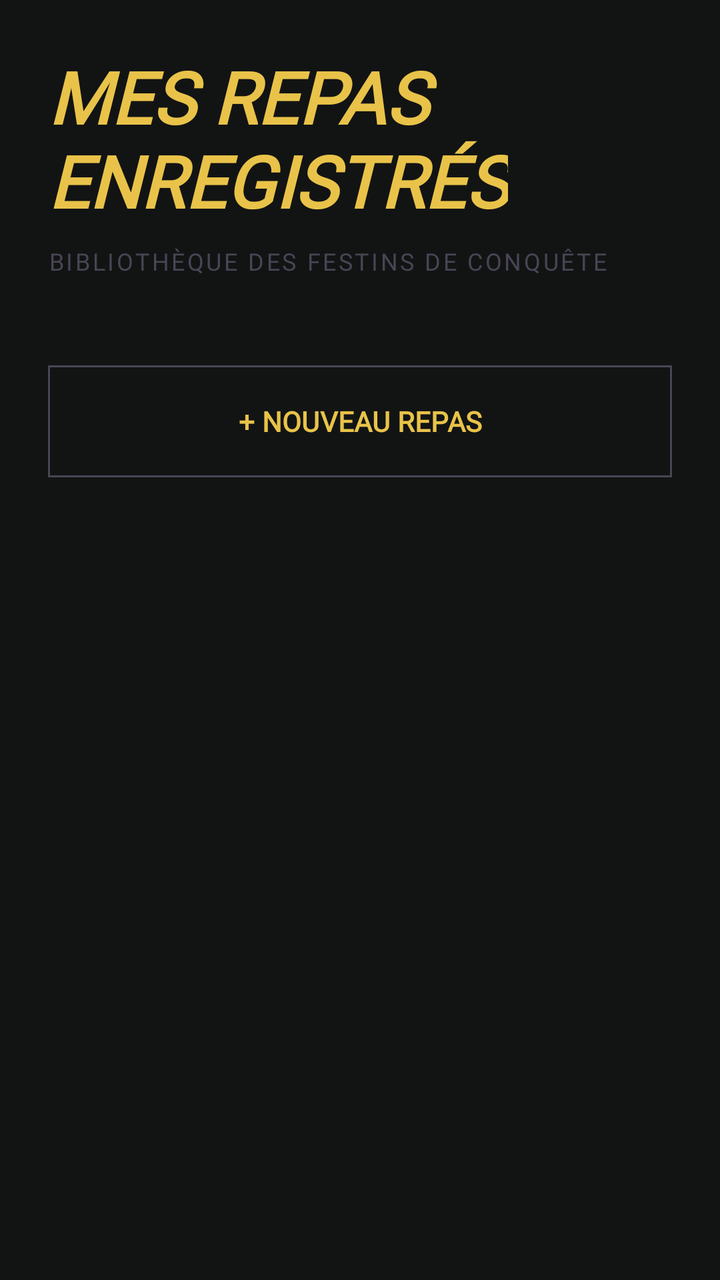
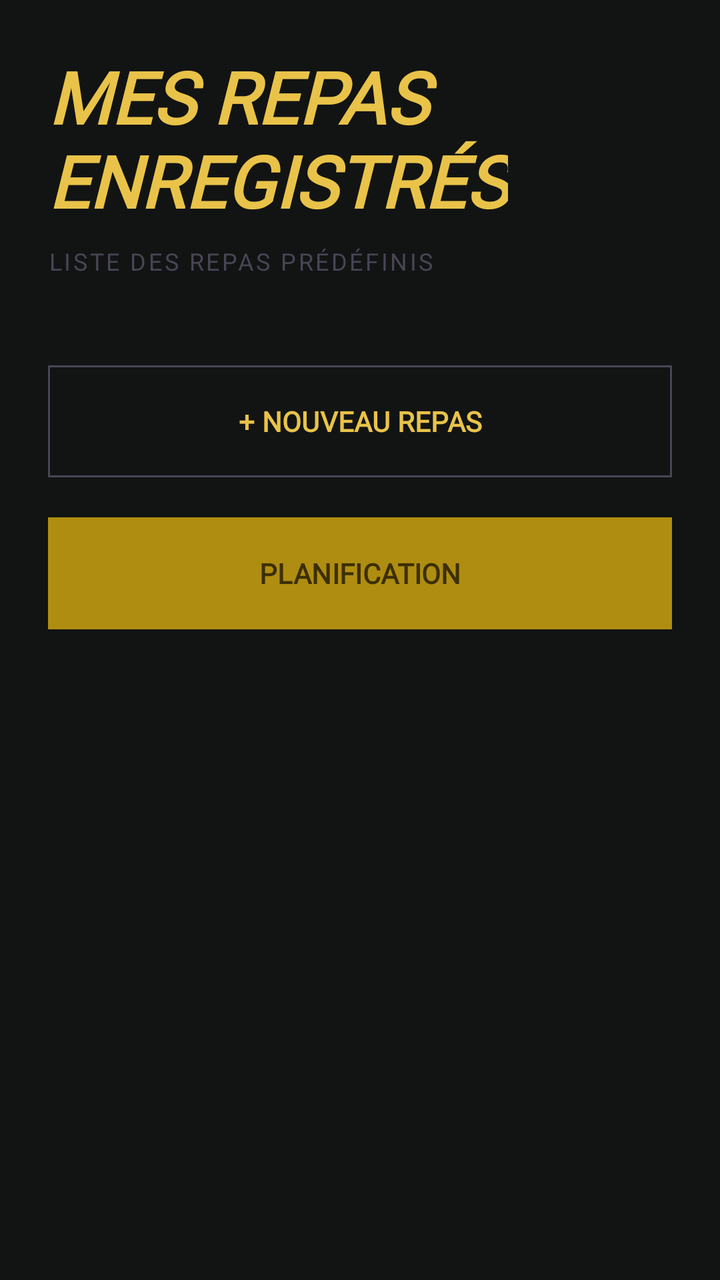

Screens rendered from an Android XML layout before and after an edit, with the pre-edit source and the edit as a unified diff.
<!-- AndroidManifest.xml: application theme Theme.OlympusFront -->
<!-- res/layout/fragment_meals.xml -->
<?xml version="1.0" encoding="utf-8"?>
<androidx.core.widget.NestedScrollView xmlns:android="http://schemas.android.com/apk/res/android"
    xmlns:app="http://schemas.android.com/apk/res-auto"
    android:layout_width="match_parent"
    android:layout_height="match_parent"
    android:background="@color/surface">

    <androidx.constraintlayout.widget.ConstraintLayout
        android:layout_width="match_parent"
        android:layout_height="wrap_content"
        android:padding="24dp">

        <TextView
            android:id="@+id/meals_headline"
            android:layout_width="wrap_content"
            android:layout_height="wrap_content"
            android:fontFamily="@font/newsreader"
            android:text="@string/meals_title"
            android:textColor="@color/secondary"
            android:textSize="36sp"
            android:textStyle="bold|italic"
            app:layout_constraintStart_toStartOf="parent"
            app:layout_constraintTop_toTopOf="parent" />

        <TextView
            android:id="@+id/meals_subtitle"
            android:layout_width="wrap_content"
            android:layout_height="wrap_content"
            android:layout_marginTop="8dp"
            android:fontFamily="@font/manrope"
            android:letterSpacing="0.1"
            android:text="@string/meals_subtitle"
            android:textColor="@color/outline_variant"
            android:textSize="12sp"
            app:layout_constraintStart_toStartOf="parent"
            app:layout_constraintTop_toBottomOf="@id/meals_headline" />

        
        <androidx.recyclerview.widget.RecyclerView
            android:id="@+id/recycler_meals"
            android:layout_width="match_parent"
            android:layout_height="wrap_content"
            android:layout_marginTop="32dp"
            app:layout_constraintTop_toBottomOf="@id/meals_subtitle" />

        <com.google.android.material.button.MaterialButton
            android:id="@+id/new_meal_button"
            style="@style/Widget.Material3.Button.OutlinedButton"
            android:layout_width="match_parent"
            android:layout_height="64dp"
            android:layout_marginTop="8dp"
            android:fontFamily="@font/newsreader"
            android:text="@string/new_meal"
            android:textColor="@color/secondary"
            android:textStyle="bold"
            app:cornerRadius="0dp"
            app:strokeColor="@color/outline_variant"
            app:layout_constraintTop_toBottomOf="@id/recycler_meals" />

    </androidx.constraintlayout.widget.ConstraintLayout>
</androidx.core.widget.NestedScrollView>
<!-- resources referenced by this layout -->
<resources>
  <color name="outline_variant">#484554</color>
  <color name="secondary">#E9C349</color>
  <color name="surface">#121414</color>
  <string name="meals_subtitle">BIBLIOTHÈQUE DES FESTINS DE CONQUÊTE</string>
  <string name="meals_title">MES REPAS\nENREGISTRÉS</string>
  <string name="new_meal">+ NOUVEAU REPAS</string>
  <style name="Theme.OlympusFront" parent="Base.Theme.OlympusFront" />
  <style name="Base.Theme.OlympusFront" parent="Theme.Material3.DayNight.NoActionBar">
          
          <item name="colorPrimary">@color/primary_container</item>
          <item name="colorSecondary">@color/secondary</item>
          <item name="android:windowBackground">@color/surface</item>
  
          
          <item name="fontFamily">@font/manrope</item>
      </style>
  <color name="primary_container">#5D3FD3</color>
</resources>

<!-- the commit's change to res/layout/fragment_meals.xml (unified diff, before → after) -->
@@ -57,5 +57,18 @@
             app:strokeColor="@color/outline_variant"
             app:layout_constraintTop_toBottomOf="@id/recycler_meals" />
 
+        <com.google.android.material.button.MaterialButton
+            android:id="@+id/planning_button"
+            android:layout_width="match_parent"
+            android:layout_height="64dp"
+            android:layout_marginTop="12dp"
+            android:backgroundTint="@color/secondary_container"
+            android:fontFamily="@font/newsreader"
+            android:text="PLANIFICATION"
+            android:textColor="@color/on_secondary"
+            android:textStyle="bold"
+            app:cornerRadius="0dp"
+            app:layout_constraintTop_toBottomOf="@id/new_meal_button" />
+
     </androidx.constraintlayout.widget.ConstraintLayout>
 </androidx.core.widget.NestedScrollView>
<!-- resource entries referenced after the edit -->
@@ -1,21 +1,70 @@
 <!-- resources referenced by this layout -->
 <resources>
+  <color name="on_secondary">#3C2F00</color>
   <color name="outline_variant">#484554</color>
   <color name="secondary">#E9C349</color>
+  <color name="secondary_container">#AF8D11</color>
   <color name="surface">#121414</color>
-  <string name="meals_subtitle">BIBLIOTHÈQUE DES FESTINS DE CONQUÊTE</string>
+  <string name="meals_subtitle">LISTE DES REPAS PRÉDÉFINIS</string>
   <string name="meals_title">MES REPAS\nENREGISTRÉS</string>
   <string name="new_meal">+ NOUVEAU REPAS</string>
   <style name="Theme.OlympusFront" parent="Base.Theme.OlympusFront" />
-  <style name="Base.Theme.OlympusFront" parent="Theme.Material3.DayNight.NoActionBar">
+  <style name="Base.Theme.OlympusFront" parent="Theme.Material3.Dark.NoActionBar">
           
           <item name="colorPrimary">@color/primary_container</item>
           <item name="colorSecondary">@color/secondary</item>
+          <item name="colorSurface">@color/surface</item>
           <item name="android:windowBackground">@color/surface</item>
+          <item name="android:textColorPrimary">@color/marble_white</item>
+          <item name="android:textColorSecondary">@color/outline_variant</item>
+          <item name="android:colorBackground">@color/surface</item>
   
           
           <item name="fontFamily">@font/manrope</item>
+  
+          
+          <item name="alertDialogTheme">@style/OlympusAlertDialogTheme</item>
+          <item name="materialAlertDialogTheme">@style/OlympusAlertDialogTheme</item>
+  
+          
+          <item name="android:spinnerItemStyle">@style/OlympusSpinnerItem</item>
+          <item name="android:spinnerDropDownItemStyle">@style/OlympusSpinnerDropDownItem</item>
       </style>
   <color name="primary_container">#5D3FD3</color>
+  <color name="marble_white">#E2E2E2</color>
+  <style name="OlympusAlertDialogTheme" parent="ThemeOverlay.Material3.MaterialAlertDialog">
+          <item name="android:windowBackground">@drawable/dialog_background</item>
+          <item name="colorSurface">@color/surface_container_low</item>
+          <item name="colorOnSurface">@color/marble_white</item>
+          <item name="colorPrimary">@color/secondary</item>
+          <item name="android:textColorPrimary">@color/marble_white</item>
+          <item name="android:textColorSecondary">@color/outline_variant</item>
+          <item name="buttonBarPositiveButtonStyle">@style/Widget.Material3.Button.TextButton</item>
+          <item name="buttonBarNegativeButtonStyle">@style/Widget.Material3.Button.TextButton</item>
+  
+          
+          <item name="editTextStyle">@style/OlympusDialogEditText</item>
+      </style>
+  <style name="OlympusSpinnerItem" parent="Widget.AppCompat.TextView.SpinnerItem">
+          <item name="android:textColor">@color/marble_white</item>
+      </style>
+  <style name="OlympusSpinnerDropDownItem" parent="Widget.AppCompat.DropDownItem.Spinner">
+          <item name="android:textColor">@color/marble_white</item>
+          <item name="android:background">@color/surface_container_lowest</item>
+      </style>
+  <!-- drawable dialog_background (drawable) -->
+  <?xml version="1.0" encoding="utf-8"?>
+  <shape xmlns:android="http://schemas.android.com/apk/res/android"
+      android:shape="rectangle">
+      <solid android:color="@color/surface_container_low" />
+      <corners android:radius="16dp" />
+  </shape>
+  <color name="surface_container_low">#1A1C1C</color>
+  <style name="OlympusDialogEditText" parent="Widget.AppCompat.EditText">
+          <item name="android:textColor">@color/marble_white</item>
+          <item name="android:textColorHint">@color/outline_variant</item>
+          <item name="backgroundTint">@color/secondary</item>
+      </style>
+  <color name="surface_container_lowest">#0C0F0F</color>
 </resources>
 
